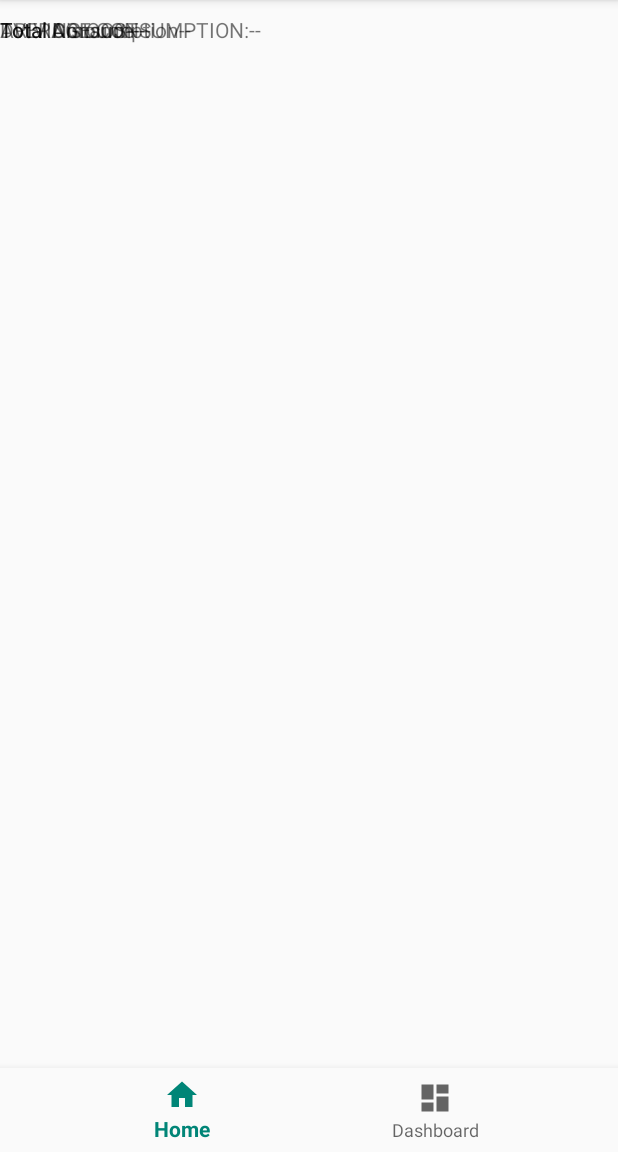
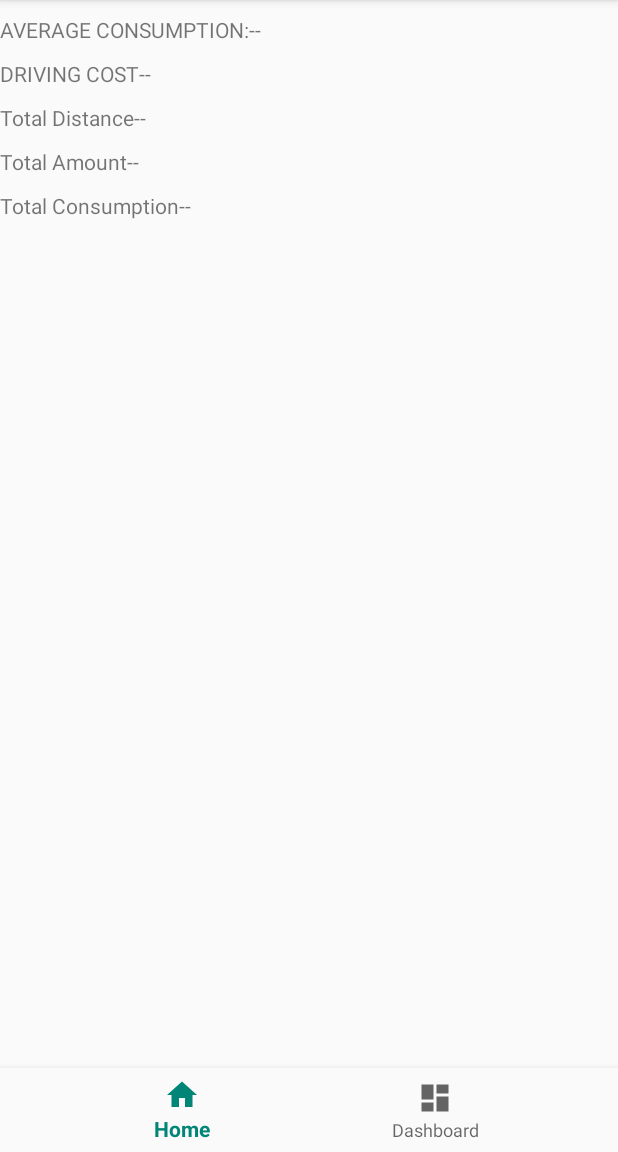
Before and after one commit to Manikkumar1988/FuelLogger, an Android app: the screen it shows after launch (MainActivity), on a phone screen of 412 x 824 dp, the part 84-1236 px from its top. Run offline under Robolectric (Android 15) with nearby library versions, the phone set to English and light mode, and no system bars; 2 statements that could not run were skipped.

Commit message:
package based android component

```diff
--- a/app/src/main/AndroidManifest.xml
+++ b/app/src/main/AndroidManifest.xml
@@ -10,7 +10,7 @@
         android:supportsRtl="true"
         android:theme="@style/AppTheme">
         <activity
-            android:name=".MainActivity"
+            android:name=".ui.MainActivity"
             android:label="@string/app_name">
             <intent-filter>
                 <action android:name="android.intent.action.MAIN" />
--- a/app/src/main/java/com/mani/fuellog/viewmodel/FuelStat.java
+++ b/app/src/main/java/com/mani/fuellog/domain/FuelStat.java
@@ -1,4 +1,4 @@
-package com.mani.fuellog.viewmodel;
+package com.mani.fuellog.domain;
 
 public class FuelStat {
     private Double averageConsumption, drivingCost;
--- a/app/src/main/java/com/mani/fuellog/DashboardFragment.java
+++ b/app/src/main/java/com/mani/fuellog/ui/DashboardFragment.java
@@ -1,4 +1,4 @@
-package com.mani.fuellog;
+package com.mani.fuellog.ui;
 
 import android.os.Bundle;
 import android.view.LayoutInflater;
@@ -6,6 +6,8 @@ import android.view.View;
 import android.view.ViewGroup;
 
 import androidx.fragment.app.Fragment;
+
+import com.mani.fuellog.R;
 
 public class DashboardFragment extends Fragment {
 
--- a/app/src/main/java/com/mani/fuellog/HomeFragment.java
+++ b/app/src/main/java/com/mani/fuellog/ui/HomeFragment.java
@@ -1,4 +1,4 @@
-package com.mani.fuellog;
+package com.mani.fuellog.ui;
 
 import android.os.Bundle;
 import android.view.LayoutInflater;
@@ -12,8 +12,9 @@ import androidx.lifecycle.Observer;
 import androidx.lifecycle.ViewModelProvider;
 import androidx.lifecycle.ViewModelProviders;
 
+import com.mani.fuellog.R;
 import com.mani.fuellog.viewmodel.FuelLogViewModel;
-import com.mani.fuellog.viewmodel.FuelStat;
+import com.mani.fuellog.domain.FuelStat;
 
 import java.util.Objects;
 
--- a/app/src/main/java/com/mani/fuellog/MainActivity.java
+++ b/app/src/main/java/com/mani/fuellog/ui/MainActivity.java
@@ -1,8 +1,9 @@
-package com.mani.fuellog;
+package com.mani.fuellog.ui;
 
 import android.os.Bundle;
 
 import com.google.android.material.bottomnavigation.BottomNavigationView;
+import com.mani.fuellog.R;
 
 import androidx.appcompat.app.AppCompatActivity;
 import androidx.annotation.NonNull;
--- a/app/src/main/java/com/mani/fuellog/viewmodel/FuelLogViewModel.java
+++ b/app/src/main/java/com/mani/fuellog/viewmodel/FuelLogViewModel.java
@@ -6,6 +6,8 @@ import androidx.annotation.NonNull;
 import androidx.lifecycle.AndroidViewModel;
 import androidx.lifecycle.LiveData;
 import androidx.lifecycle.MutableLiveData;
+
+import com.mani.fuellog.domain.FuelStat;
 
 public class FuelLogViewModel extends AndroidViewModel {
 
--- a/app/src/main/res/layout/activity_main.xml
+++ b/app/src/main/res/layout/activity_main.xml
@@ -5,7 +5,7 @@
     android:id="@+id/container"
     android:layout_width="match_parent"
     android:layout_height="match_parent"
-    tools:context=".MainActivity">
+    tools:context=".ui.MainActivity">
 
     <FrameLayout
         android:id="@+id/main_container"
--- a/app/src/main/res/layout/fragment_home.xml
+++ b/app/src/main/res/layout/fragment_home.xml
@@ -1,8 +1,9 @@
 <?xml version="1.0" encoding="utf-8"?>
-<FrameLayout xmlns:android="http://schemas.android.com/apk/res/android"
+<LinearLayout xmlns:android="http://schemas.android.com/apk/res/android"
     android:layout_width="match_parent"
     android:layout_height="match_parent"
-    android:id="@+id/home_root_layout">
+    android:id="@+id/home_root_layout"
+    android:orientation="vertical">
 
    <LinearLayout
        android:layout_marginTop="10dp"
@@ -84,4 +85,4 @@
           android:id="@+id/total_consumption_value"
           android:text="@string/empty_value"/>
    </LinearLayout>
-</FrameLayout>
+</LinearLayout>
```
Also changed, not shown: 2 other files.
